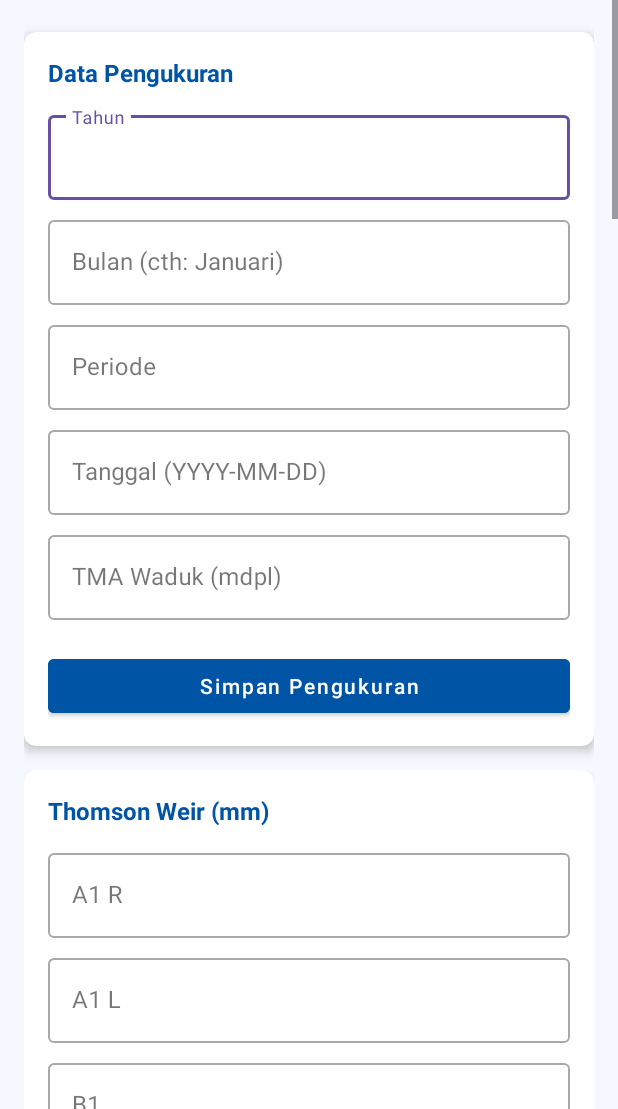
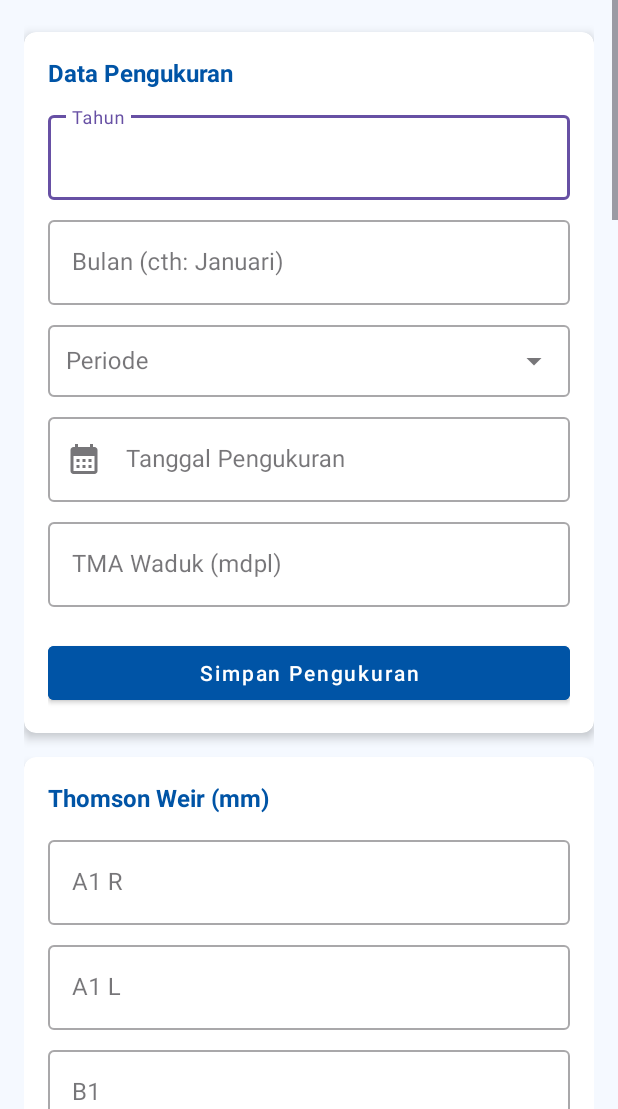
Before and after one commit to Adhitya307/apps-ghw, an Android app: the InputDataActivity screen opened directly, with no data from a screen before it, on a phone screen of 412 x 824 dp, the part 127-1236 px from its top. Run offline under Robolectric (Android 15) with nearby library versions, the phone set to English and light mode, and no system bars.

Commit message:
Fitur Dropdown

```diff
--- a/app/src/main/java/com/example/kerjapraktik/InputData2Activity.java
+++ b/app/src/main/java/com/example/kerjapraktik/InputData2Activity.java
@@ -30,7 +30,7 @@ public class InputData2Activity extends AppCompatActivity {
     private final Map<Integer, EditText> srNilaiInputs = new HashMap<>();
     private final Map<String, Integer> tanggalToIdMap = new HashMap<>();
 
-    private final String SERVER_URL = "http://192.168.72.30/kp_android/";
+    private final String SERVER_URL = "http://192.168.72.36/KP_API/public/api/rembesan/";
 
     // 🔥 variabel global sinkronisasi
     private boolean showSyncToast = false;
@@ -189,7 +189,7 @@ public class InputData2Activity extends AppCompatActivity {
 
         new Thread(() -> {
             try {
-                URL url = new URL(SERVER_URL + "insert_data.php");
+                URL url = new URL(SERVER_URL + "pengukuran/insert");
                 HttpURLConnection conn = (HttpURLConnection) url.openConnection();
                 conn.setRequestMethod("POST");
                 conn.setDoOutput(true);
@@ -258,7 +258,7 @@ public class InputData2Activity extends AppCompatActivity {
     private void syncPengukuranMaster() {
         new Thread(() -> {
             try {
-                URL url = new URL(SERVER_URL + "get_pengukuran_ids.php");
+                URL url = new URL(SERVER_URL + "utils/get_pengukuran_ids");
                 HttpURLConnection conn = (HttpURLConnection) url.openConnection();
                 conn.setRequestMethod("GET");
 
--- a/app/src/main/java/com/example/kerjapraktik/InputDataActivity.java
+++ b/app/src/main/java/com/example/kerjapraktik/InputDataActivity.java
@@ -1,28 +1,30 @@
 package com.example.kerjapraktik;
 
+import android.app.DatePickerDialog;
 import android.content.Context;
 import android.content.SharedPreferences;
 import android.net.ConnectivityManager;
 import android.net.NetworkInfo;
 import android.os.Bundle;
+import android.util.Log;
 import android.widget.*;
-
 import androidx.appcompat.app.AppCompatActivity;
-
+import com.google.android.material.textfield.TextInputLayout;
 import org.json.JSONObject;
 
 import java.io.*;
 import java.net.*;
+import java.text.SimpleDateFormat;
 import java.util.*;
-
-import android.util.Log;
 
 public class InputDataActivity extends AppCompatActivity {
 
-    private EditText inputTahun, inputBulan, inputPeriode, inputTanggal, inputTmaWaduk;
+    private EditText inputTahun, inputBulan, inputTanggal, inputTmaWaduk;
     private EditText inputA1R, inputA1L, inputB1, inputB3, inputB5;
     private EditText inputElv624T1, inputElv615T2, inputPipaP1;
+    private AutoCompleteTextView inputPeriode;
     private Button btnSubmitPengukuran, btnSubmitThomson, btnSubmitSR, btnSubmitBocoran;
+    private Calendar calendar;
 
     private String tempId = null;
     private int pengukuranId = -1;
@@ -41,6 +43,7 @@ public class InputDataActivity extends AppCompatActivity {
 
         offlineDb = new OfflineDataHelper(this);
         syncPrefs = getSharedPreferences("sync_prefs", MODE_PRIVATE);
+        calendar = Calendar.getInstance();
 
         // Initialize input fields
         inputTahun = findViewById(R.id.inputTahun);
@@ -63,12 +66,6 @@ public class InputDataActivity extends AppCompatActivity {
         btnSubmitSR = findViewById(R.id.btnSubmitSR);
         btnSubmitBocoran = findViewById(R.id.btnSubmitBocoran);
 
-        // Set click listeners
-        btnSubmitPengukuran.setOnClickListener(v -> handlePengukuran());
-        btnSubmitThomson.setOnClickListener(v -> handleThomson());
-        btnSubmitSR.setOnClickListener(v -> handleSR());
-        btnSubmitBocoran.setOnClickListener(v -> handleBocoran());
-
         // Initialize Spinners for bocoran kode
         elv624T1Kode = findViewById(R.id.elv_624_t1_kode);
         elv615T2Kode = findViewById(R.id.elv_615_t2_kode);
@@ -83,15 +80,56 @@ public class InputDataActivity extends AppCompatActivity {
             }
         }
 
+        // Set click listeners
+        btnSubmitPengukuran.setOnClickListener(v -> handlePengukuran());
+        btnSubmitThomson.setOnClickListener(v -> handleThomson());
+        btnSubmitSR.setOnClickListener(v -> handleSR());
+        btnSubmitBocoran.setOnClickListener(v -> handleBocoran());
+
+        // Setup dropdown Periode
+        String[] periodeArray = getResources().getStringArray(R.array.periode_options);
+        ArrayAdapter<String> periodeAdapter = new ArrayAdapter<>(
+                this,
+                android.R.layout.simple_dropdown_item_1line,
+                periodeArray
+        );
+        inputPeriode.setAdapter(periodeAdapter);
+        inputPeriode.setOnClickListener(v -> inputPeriode.showDropDown());
+
+        // Setup calendar functionality
+        setupCalendar();
+
+        // Load pengukuran_id dari SharedPreferences
         SharedPreferences prefs = getSharedPreferences("pengukuran", MODE_PRIVATE);
         pengukuranId = prefs.getInt("pengukuran_id", -1);
+    }
+
+    private void setupCalendar() {
+        inputTanggal.setOnClickListener(v -> showDatePickerDialog());
+        TextInputLayout tanggalLayout = (TextInputLayout) inputTanggal.getParent().getParent();
+        tanggalLayout.setEndIconOnClickListener(v -> showDatePickerDialog());
+    }
+
+    private void showDatePickerDialog() {
+        DatePickerDialog datePickerDialog = new DatePickerDialog(
+                this,
+                (view, year, month, dayOfMonth) -> {
+                    calendar.set(Calendar.YEAR, year);
+                    calendar.set(Calendar.MONTH, month);
+                    calendar.set(Calendar.DAY_OF_MONTH, dayOfMonth);
+                    SimpleDateFormat dateFormat = new SimpleDateFormat("yyyy-MM-dd", Locale.getDefault());
+                    inputTanggal.setText(dateFormat.format(calendar.getTime()));
+                },
+                calendar.get(Calendar.YEAR),
+                calendar.get(Calendar.MONTH),
+                calendar.get(Calendar.DAY_OF_MONTH)
+        );
+        datePickerDialog.show();
     }
 
     @Override
     protected void onResume() {
         super.onResume();
-        Log.d("SYNC", "onResume dipanggil");
-
         if (isInternetAvailable() && !isSyncInProgress) {
             List<Map<String, String>> pengukuran = offlineDb.getAllData("pengukuran");
             List<Map<String, String>> thomson = offlineDb.getAllData("thomson");
@@ -99,21 +137,17 @@ public class InputDataActivity extends AppCompatActivity {
             List<Map<String, String>> bocoran = offlineDb.getAllData("bocoran");
 
             boolean adaDataOffline = !pengukuran.isEmpty() || !thomson.isEmpty() || !sr.isEmpty() || !bocoran.isEmpty();
-            Log.d("SYNC", "Ada data offline? " + adaDataOffline);
 
             if (adaDataOffline) {
                 isSyncInProgress = true;
                 syncAllOfflineData(() -> {
                     isSyncInProgress = false;
-
                     boolean sudahTampil = syncPrefs.getBoolean("toast_shown", false);
                     if (!sudahTampil) {
                         runOnUiThread(() -> Toast.makeText(this, "Sinkronisasi berhasil", Toast.LENGTH_LONG).show());
                         syncPrefs.edit().putBoolean("toast_shown", true).apply();
                     }
                 });
-            } else {
-                Log.d("SYNC", "Tidak ada data offline, skip sync");
             }
         }
     }
@@ -250,7 +284,7 @@ public class InputDataActivity extends AppCompatActivity {
 
             new Thread(() -> {
                 try {
-                    URL url = new URL("http://192.168.72.30/kp_android/insert_data.php");
+                    URL url = new URL("http://192.168.72.36/KP_API/public/api/rembesan/insert-data");
                     HttpURLConnection conn = (HttpURLConnection) url.openConnection();
                     conn.setRequestMethod("POST");
                     conn.setDoOutput(true);
@@ -266,7 +300,8 @@ public class InputDataActivity extends AppCompatActivity {
 
                     OutputStream os = conn.getOutputStream();
                     os.write(postData.toString().getBytes());
-                    os.flush(); os.close();
+                    os.flush();
+                    os.close();
 
                     int code = conn.getResponseCode();
                     InputStream is = (code == 200) ? conn.getInputStream() : conn.getErrorStream();
@@ -295,7 +330,7 @@ public class InputDataActivity extends AppCompatActivity {
     private void sendToServer(Map<String, String> dataMap, String table, boolean isPengukuran) {
         new Thread(() -> {
             try {
-                URL url = new URL("http://192.168.72.30/kp_android/insert_data.php");
+                URL url = new URL("http://192.168.72.36/KP_API/public/api/rembesan/insert-data");
                 HttpURLConnection conn = (HttpURLConnection) url.openConnection();
                 conn.setRequestMethod("POST");
                 conn.setDoOutput(true);
@@ -311,10 +346,12 @@ public class InputDataActivity extends AppCompatActivity {
 
                 OutputStream os = conn.getOutputStream();
                 os.write(postData.toString().getBytes());
-                os.flush(); os.close();
+                os.flush();
+                os.close();
 
                 BufferedReader reader = new BufferedReader(new InputStreamReader(conn.getInputStream()));
-                StringBuilder sb = new StringBuilder(); String line;
+                StringBuilder sb = new StringBuilder();
+                String line;
                 while ((line = reader.readLine()) != null) sb.append(line);
                 reader.close();
 
--- /dev/null
+++ b/app/src/main/res/drawable/dropdown_background.xml
@@ -0,0 +1,18 @@
+<?xml version="1.0" encoding="utf-8"?>
+<shape xmlns:android="http://schemas.android.com/apk/res/android" android:shape="rectangle">
+    <!-- Warna background dropdown -->
+    <solid android:color="@android:color/white" />
+
+    <!-- Sudut membulat -->
+    <corners android:radius="8dp" />
+
+    <!-- Border tipis -->
+    <stroke android:width="1dp" android:color="#DDDDDD" />
+
+    <!-- Shadow ringan -->
+    <padding
+        android:left="2dp"
+        android:top="2dp"
+        android:right="2dp"
+        android:bottom="2dp" />
+</shape>
--- /dev/null
+++ b/app/src/main/res/drawable/ic_calendar.xml
@@ -0,0 +1,5 @@
+<vector xmlns:android="http://schemas.android.com/apk/res/android" android:height="24dp" android:tint="#000000" android:viewportHeight="24" android:viewportWidth="24" android:width="24dp">
+
+    <path android:fillColor="@android:color/white" android:pathData="M19,4h-1V2h-2v2H8V2H6v2H5C3.89,4 3.01,4.9 3.01,6L3,20c0,1.1 0.89,2 2,2h14c1.1,0 2,-0.9 2,-2V6C21,4.9 20.1,4 19,4zM19,20H5V10h14V20zM9,14H7v-2h2V14zM13,14h-2v-2h2V14zM17,14h-2v-2h2V14zM9,18H7v-2h2V18zM13,18h-2v-2h2V18zM17,18h-2v-2h2V18z"/>
+
+</vector>
--- a/app/src/main/res/layout/activity_input_data.xml
+++ b/app/src/main/res/layout/activity_input_data.xml
@@ -84,31 +84,55 @@
                         android:hint="Bulan (cth: Januari)"/>
                 </com.google.android.material.textfield.TextInputLayout>
 
+                <!-- Dropdown untuk Periode -->
                 <com.google.android.material.textfield.TextInputLayout
+                    android:id="@+id/periodeContainer"
                     android:layout_width="match_parent"
                     android:layout_height="wrap_content"
                     android:layout_marginBottom="8dp"
-                    style="@style/Widget.MaterialComponents.TextInputLayout.OutlinedBox">
+                    style="@style/Widget.MaterialComponents.TextInputLayout.OutlinedBox"
+                    android:hint="Periode"
+                    app:endIconMode="dropdown_menu">
 
-                    <com.google.android.material.textfield.TextInputEditText
+                    <AutoCompleteTextView
                         android:id="@+id/inputPeriode"
                         android:layout_width="match_parent"
                         android:layout_height="wrap_content"
-                        android:hint="Periode "/>
+                        android:inputType="none"
+                        android:completionThreshold="1"
+                        android:dropDownHeight="200dp"
+                        android:popupBackground="@drawable/dropdown_background"
+                        android:padding="12dp"
+                        android:textSize="16sp"
+                        android:ellipsize="end"
+                        android:scrollHorizontally="false"/>
                 </com.google.android.material.textfield.TextInputLayout>
 
+
                 <com.google.android.material.textfield.TextInputLayout
+                    android:id="@+id/tanggalContainer"
                     android:layout_width="match_parent"
                     android:layout_height="wrap_content"
                     android:layout_marginBottom="8dp"
-                    style="@style/Widget.MaterialComponents.TextInputLayout.OutlinedBox">
+                    style="@style/Widget.MaterialComponents.TextInputLayout.OutlinedBox"
+                    app:startIconDrawable="@drawable/ic_calendar"
+                    app:endIconMode="custom"
+                    app:endIconContentDescription="Pilih tanggal hari ini"
+                    app:hintEnabled="true"
+                    app:hintAnimationEnabled="true">
 
                     <com.google.android.material.textfield.TextInputEditText
                         android:id="@+id/inputTanggal"
                         android:layout_width="match_parent"
                         android:layout_height="wrap_content"
-                        android:hint="Tanggal (YYYY-MM-DD)"
-                        android:inputType="date"/>
+                        android:hint="Tanggal Pengukuran"
+                        android:textSize="16sp"
+                        android:inputType="none"
+                        android:focusable="false"
+                        android:clickable="true"
+                        android:cursorVisible="false"
+                        android:maxLines="1"
+                        android:ellipsize="end"/>
                 </com.google.android.material.textfield.TextInputLayout>
 
                 <com.google.android.material.textfield.TextInputLayout
--- a/app/src/main/res/values/strings.xml
+++ b/app/src/main/res/values/strings.xml
@@ -9,4 +9,11 @@
         <item>L</item>
         <item>E</item>
     </string-array>
+
+    <string-array name="periode_options">
+        <item>TW-1</item>
+        <item>TW-2</item>
+        <item>TW-3</item>
+        <item>TW-4</item>
+    </string-array>
 </resources>
--- a/app/src/main/res/xml/network_security_config.xml
+++ b/app/src/main/res/xml/network_security_config.xml
@@ -1,6 +1,6 @@
 <?xml version="1.0" encoding="utf-8"?>
 <network-security-config>
     <domain-config cleartextTrafficPermitted="true">
-        <domain includeSubdomains="true">192.168.72.30</domain>
+        <domain includeSubdomains="true">192.168.72.36</domain>
     </domain-config>
 </network-security-config>
```
